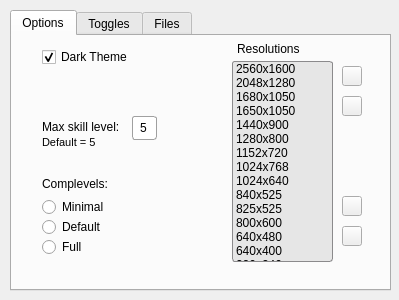
Above: dsda-launcher/settings.ui from Pedro-Beirao/dsda-launcher before the change. Below: the same form after it.
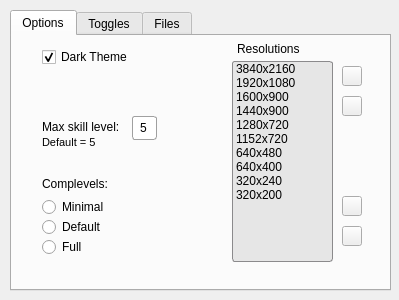
That is the form after the change. Icons and pictures are not drawn.

Diff of the .ui file:
```diff
--- a/dsda-launcher/settings.ui
+++ b/dsda-launcher/settings.ui
@@ -225,15 +225,12 @@
      </property>
      <item>
       <property name="text">
-       <string>2560x1600</string>
+       <string>3840x2160</string>
       </property>
-      <property name="flags">
-       <set>ItemIsSelectable|ItemIsEditable|ItemIsDragEnabled|ItemIsUserCheckable|ItemIsEnabled</set>
-      </property>
      </item>
      <item>
       <property name="text">
-       <string>2048x1280</string>
+       <string>1920x1080</string>
       </property>
       <property name="flags">
        <set>ItemIsSelectable|ItemIsEditable|ItemIsDragEnabled|ItemIsUserCheckable|ItemIsEnabled</set>
@@ -241,15 +238,7 @@
      </item>
      <item>
       <property name="text">
-       <string>1680x1050</string>
-      </property>
-      <property name="flags">
-       <set>ItemIsSelectable|ItemIsEditable|ItemIsDragEnabled|ItemIsUserCheckable|ItemIsEnabled</set>
-      </property>
-     </item>
-     <item>
-      <property name="text">
-       <string>1650x1050</string>
+       <string>1600x900</string>
       </property>
       <property name="flags">
        <set>ItemIsSelectable|ItemIsEditable|ItemIsDragEnabled|ItemIsUserCheckable|ItemIsEnabled</set>
@@ -265,7 +254,7 @@
      </item>
      <item>
       <property name="text">
-       <string>1280x800</string>
+       <string>1280x720</string>
       </property>
       <property name="flags">
        <set>ItemIsSelectable|ItemIsEditable|ItemIsDragEnabled|ItemIsUserCheckable|ItemIsEnabled</set>
@@ -279,46 +268,6 @@
        <set>ItemIsSelectable|ItemIsEditable|ItemIsDragEnabled|ItemIsUserCheckable|ItemIsEnabled</set>
       </property>
      </item>
-     <item>
-      <property name="text">
-       <string>1024x768</string>
-      </property>
-      <property name="flags">
-       <set>ItemIsSelectable|ItemIsEditable|ItemIsDragEnabled|ItemIsUserCheckable|ItemIsEnabled</set>
-      </property>
-     </item>
-     <item>
-      <property name="text">
-       <string>1024x640</string>
-      </property>
-      <property name="flags">
-       <set>ItemIsSelectable|ItemIsEditable|ItemIsDragEnabled|ItemIsUserCheckable|ItemIsEnabled</set>
-      </property>
-     </item>
-     <item>
-      <property name="text">
-       <string>840x525</string>
-      </property>
-      <property name="flags">
-       <set>ItemIsSelectable|ItemIsEditable|ItemIsDragEnabled|ItemIsUserCheckable|ItemIsEnabled</set>
-      </property>
-     </item>
-     <item>
-      <property name="text">
-       <string>825x525</string>
-      </property>
-      <property name="flags">
-       <set>ItemIsSelectable|ItemIsEditable|ItemIsDragEnabled|ItemIsUserCheckable|ItemIsEnabled</set>
-      </property>
-     </item>
-     <item>
-      <property name="text">
-       <string>800x600</string>
-      </property>
-      <property name="flags">
-       <set>ItemIsSelectable|ItemIsEditable|ItemIsDragEnabled|ItemIsUserCheckable|ItemIsEnabled</set>
-      </property>
-     </item>
      <item>
       <property name="text">
        <string>640x480</string>
```
